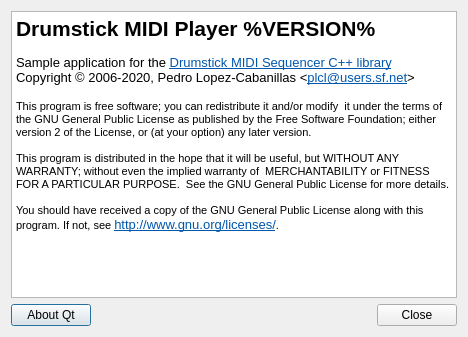
Old version of the form utils/guiplayer/playerabout.ui in the repository pedrolcl/drumstick.
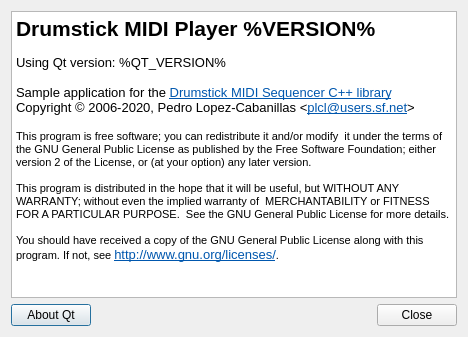
New version of the form. Icons and pictures are not drawn.

Commit message: drusmtick version functions about boxes reporting Qt and Drumstick versions

What changed in the file:
```diff
--- a/utils/guiplayer/playerabout.ui
+++ b/utils/guiplayer/playerabout.ui
@@ -30,17 +30,19 @@
       <string>&lt;!DOCTYPE HTML PUBLIC &quot;-//W3C//DTD HTML 4.0//EN&quot; &quot;http://www.w3.org/TR/REC-html40/strict.dtd&quot;&gt;
 &lt;html&gt;&lt;head&gt;&lt;meta name=&quot;qrichtext&quot; content=&quot;1&quot; /&gt;&lt;style type=&quot;text/css&quot;&gt;
 p, li { white-space: pre-wrap; }
-&lt;/style&gt;&lt;/head&gt;&lt;body style=&quot; font-family:'Sans Serif'; font-size:10pt; font-weight:400; font-style:normal;&quot;&gt;
-&lt;p style=&quot; margin-top:0px; margin-bottom:0px; margin-left:0px; margin-right:0px; -qt-block-indent:0; text-indent:0px;&quot;&gt;&lt;span style=&quot; font-size:16pt; font-weight:600;&quot;&gt;Drumstick MIDI Player %VERSION%&lt;/span&gt;&lt;/p&gt;
-&lt;p style=&quot;-qt-paragraph-type:empty; margin-top:0px; margin-bottom:0px; margin-left:0px; margin-right:0px; -qt-block-indent:0; text-indent:0px; font-size:9pt;&quot;&gt;&lt;br /&gt;&lt;/p&gt;
-&lt;p style=&quot; margin-top:0px; margin-bottom:0px; margin-left:0px; margin-right:0px; -qt-block-indent:0; text-indent:0px;&quot;&gt;Sample application for the &lt;a href=&quot;http://drumstick.sourceforge.net&quot;&gt;&lt;span style=&quot; font-family:'DejaVu Sans'; text-decoration: underline; color:#0057ae;&quot;&gt;Drumstick MIDI Sequencer C++ library&lt;/span&gt;&lt;/a&gt;&lt;/p&gt;
-&lt;p style=&quot; margin-top:0px; margin-bottom:0px; margin-left:0px; margin-right:0px; -qt-block-indent:0; text-indent:0px;&quot;&gt;Copyright © 2006-2020, Pedro Lopez-Cabanillas &amp;lt;&lt;a href=&quot;mailto:plcl@users.sf.net&quot;&gt;&lt;span style=&quot; font-family:'DejaVu Sans'; text-decoration: underline; color:#0057ae;&quot;&gt;plcl@users.sf.net&lt;/span&gt;&lt;/a&gt;&amp;gt;&lt;/p&gt;
-&lt;p style=&quot; margin-top:0px; margin-bottom:0px; margin-left:0px; margin-right:0px; -qt-block-indent:0; text-indent:0px;&quot;&gt; &lt;/p&gt;
-&lt;p style=&quot; margin-top:0px; margin-bottom:0px; margin-left:0px; margin-right:0px; -qt-block-indent:0; text-indent:0px;&quot;&gt;&lt;span style=&quot; font-size:8pt;&quot;&gt;This program is free software; you can redistribute it and/or modify  it under the terms of the GNU General Public License as published by the Free Software Foundation; either version 2 of the License, or (at your option) any later version.&lt;/span&gt;&lt;/p&gt;
-&lt;p style=&quot; margin-top:0px; margin-bottom:0px; margin-left:0px; margin-right:0px; -qt-block-indent:0; text-indent:0px;&quot;&gt;&lt;span style=&quot; font-size:8pt;&quot;&gt; &lt;/span&gt;&lt;/p&gt;
-&lt;p style=&quot; margin-top:0px; margin-bottom:0px; margin-left:0px; margin-right:0px; -qt-block-indent:0; text-indent:0px;&quot;&gt;&lt;span style=&quot; font-size:8pt;&quot;&gt;This program is distributed in the hope that it will be useful, but WITHOUT ANY WARRANTY; without even the implied warranty of  MERCHANTABILITY or FITNESS FOR A PARTICULAR PURPOSE.  See the GNU General Public License for more details.&lt;/span&gt;&lt;/p&gt;
-&lt;p style=&quot; margin-top:0px; margin-bottom:0px; margin-left:0px; margin-right:0px; -qt-block-indent:0; text-indent:0px;&quot;&gt;&lt;span style=&quot; font-size:8pt;&quot;&gt; &lt;/span&gt;&lt;/p&gt;
-&lt;p style=&quot; margin-top:0px; margin-bottom:0px; margin-left:0px; margin-right:0px; -qt-block-indent:0; text-indent:0px;&quot;&gt;&lt;span style=&quot; font-size:8pt;&quot;&gt;You should have received a copy of the GNU General Public License along with this program. If not, see &lt;/span&gt;&lt;a href=&quot;http://www.gnu.org/licenses/&quot;&gt;&lt;span style=&quot; text-decoration: underline; color:#0057ae;&quot;&gt;http://www.gnu.org/licenses/&lt;/span&gt;&lt;/a&gt;&lt;span style=&quot; font-size:8pt;&quot;&gt;.&lt;/span&gt;&lt;/p&gt;&lt;/body&gt;&lt;/html&gt;</string>
+&lt;/style&gt;&lt;/head&gt;&lt;body style=&quot; font-family:'Noto Sans'; font-size:10pt; font-weight:400; font-style:normal;&quot;&gt;
+&lt;p style=&quot; margin-top:0px; margin-bottom:0px; margin-left:0px; margin-right:0px; -qt-block-indent:0; text-indent:0px;&quot;&gt;&lt;span style=&quot; font-family:'Sans Serif'; font-size:16pt; font-weight:600;&quot;&gt;Drumstick MIDI Player %VERSION%&lt;/span&gt;&lt;/p&gt;
+&lt;p style=&quot;-qt-paragraph-type:empty; margin-top:0px; margin-bottom:0px; margin-left:0px; margin-right:0px; -qt-block-indent:0; text-indent:0px; font-family:'Sans Serif'; font-size:9pt;&quot;&gt;&lt;br /&gt;&lt;/p&gt;
+&lt;p style=&quot; margin-top:0px; margin-bottom:0px; margin-left:0px; margin-right:0px; -qt-block-indent:0; text-indent:0px;&quot;&gt;Using Qt version: %QT_VERSION%&lt;/p&gt;
+&lt;p style=&quot;-qt-paragraph-type:empty; margin-top:0px; margin-bottom:0px; margin-left:0px; margin-right:0px; -qt-block-indent:0; text-indent:0px;&quot;&gt;&lt;br /&gt;&lt;/p&gt;
+&lt;p style=&quot; margin-top:0px; margin-bottom:0px; margin-left:0px; margin-right:0px; -qt-block-indent:0; text-indent:0px;&quot;&gt;&lt;span style=&quot; font-family:'Sans Serif';&quot;&gt;Sample application for the &lt;/span&gt;&lt;a href=&quot;http://drumstick.sourceforge.net&quot;&gt;&lt;span style=&quot; font-family:'DejaVu Sans'; text-decoration: underline; color:#0057ae;&quot;&gt;Drumstick MIDI Sequencer C++ library&lt;/span&gt;&lt;/a&gt;&lt;/p&gt;
+&lt;p style=&quot; margin-top:0px; margin-bottom:0px; margin-left:0px; margin-right:0px; -qt-block-indent:0; text-indent:0px;&quot;&gt;&lt;span style=&quot; font-family:'Sans Serif';&quot;&gt;Copyright © 2006-2020, Pedro Lopez-Cabanillas &amp;lt;&lt;/span&gt;&lt;a href=&quot;mailto:plcl@users.sf.net&quot;&gt;&lt;span style=&quot; font-family:'DejaVu Sans'; text-decoration: underline; color:#0057ae;&quot;&gt;plcl@users.sf.net&lt;/span&gt;&lt;/a&gt;&lt;span style=&quot; font-family:'Sans Serif';&quot;&gt;&amp;gt;&lt;/span&gt;&lt;/p&gt;
+&lt;p style=&quot; margin-top:0px; margin-bottom:0px; margin-left:0px; margin-right:0px; -qt-block-indent:0; text-indent:0px;&quot;&gt;&lt;span style=&quot; font-family:'Sans Serif';&quot;&gt; &lt;/span&gt;&lt;/p&gt;
+&lt;p style=&quot; margin-top:0px; margin-bottom:0px; margin-left:0px; margin-right:0px; -qt-block-indent:0; text-indent:0px;&quot;&gt;&lt;span style=&quot; font-family:'Sans Serif'; font-size:8pt;&quot;&gt;This program is free software; you can redistribute it and/or modify  it under the terms of the GNU General Public License as published by the Free Software Foundation; either version 2 of the License, or (at your option) any later version.&lt;/span&gt;&lt;/p&gt;
+&lt;p style=&quot; margin-top:0px; margin-bottom:0px; margin-left:0px; margin-right:0px; -qt-block-indent:0; text-indent:0px;&quot;&gt;&lt;span style=&quot; font-family:'Sans Serif'; font-size:8pt;&quot;&gt; &lt;/span&gt;&lt;/p&gt;
+&lt;p style=&quot; margin-top:0px; margin-bottom:0px; margin-left:0px; margin-right:0px; -qt-block-indent:0; text-indent:0px;&quot;&gt;&lt;span style=&quot; font-family:'Sans Serif'; font-size:8pt;&quot;&gt;This program is distributed in the hope that it will be useful, but WITHOUT ANY WARRANTY; without even the implied warranty of  MERCHANTABILITY or FITNESS FOR A PARTICULAR PURPOSE.  See the GNU General Public License for more details.&lt;/span&gt;&lt;/p&gt;
+&lt;p style=&quot; margin-top:0px; margin-bottom:0px; margin-left:0px; margin-right:0px; -qt-block-indent:0; text-indent:0px;&quot;&gt;&lt;span style=&quot; font-family:'Sans Serif'; font-size:8pt;&quot;&gt; &lt;/span&gt;&lt;/p&gt;
+&lt;p style=&quot; margin-top:0px; margin-bottom:0px; margin-left:0px; margin-right:0px; -qt-block-indent:0; text-indent:0px;&quot;&gt;&lt;span style=&quot; font-family:'Sans Serif'; font-size:8pt;&quot;&gt;You should have received a copy of the GNU General Public License along with this program. If not, see &lt;/span&gt;&lt;a href=&quot;http://www.gnu.org/licenses/&quot;&gt;&lt;span style=&quot; font-family:'Sans Serif'; text-decoration: underline; color:#0057ae;&quot;&gt;http://www.gnu.org/licenses/&lt;/span&gt;&lt;/a&gt;&lt;span style=&quot; font-family:'Sans Serif'; font-size:8pt;&quot;&gt;.&lt;/span&gt;&lt;/p&gt;&lt;/body&gt;&lt;/html&gt;</string>
      </property>
      <property name="openExternalLinks">
       <bool>true</bool>
```
The commit also changes 12 other files.
